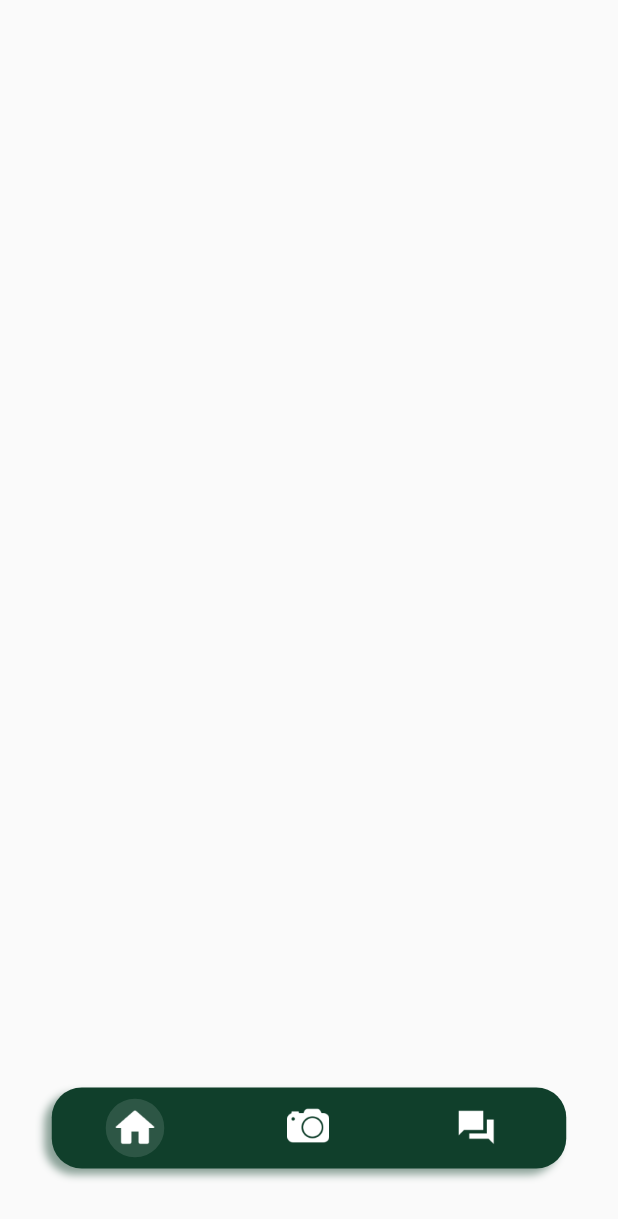
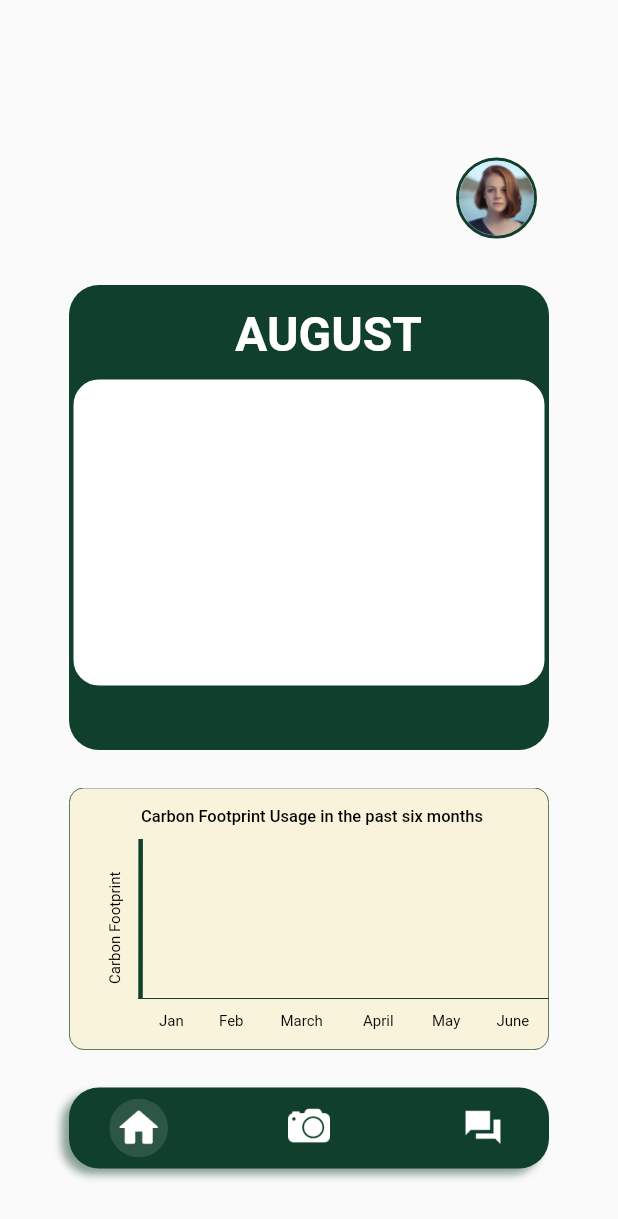
Before and after one commit to greenify-app/Greenify, a Flutter app: the screen it shows once a user with an empty profile is signed in, on a phone screen of 412 x 824 dp. Shown: the top 1219 px of the screen. Run offline on Flutter 3.47's test engine with Material 2 defaults, Android fonts, the phone set to English and light mode, and no system bars; our stand-ins replace firebase_auth, firebase_core, google_sign_in; accounts and stored records are empty; network calls fail; Roboto replaces fonts that are missing (Montserrat).

Commit message:
More stlyling and templates added for future development

```diff
--- a/lib/home.dart
+++ b/lib/home.dart
@@ -1,6 +1,9 @@
 import 'package:flutter/material.dart';
 import 'package:greenify/auth.dart';
 import 'package:firebase_auth/firebase_auth.dart';
+import 'package:greenify/widgets/account_icon.dart';
+import 'package:greenify/widgets/data_frame.dart';
+import 'package:greenify/widgets/monthly_data.dart';
 import 'package:greenify/widgets/navbar.dart';
 
 class HomePage extends StatelessWidget {
@@ -34,6 +37,12 @@ class HomePage extends StatelessWidget {
               crossAxisAlignment: CrossAxisAlignment.center,
               mainAxisAlignment: MainAxisAlignment.end,
               children: [
+                AccountIcon(),
+                SizedBox(height: 25),
+                DataFrame(),
+                SizedBox(height: 25),
+                MonthlyDataAnalysis(),
+                SizedBox(height: 25),
                 NavBar(),
                 SizedBox(height: 45),
                 ],
--- /dev/null
+++ b/lib/myaccount.dart
@@ -0,0 +1,12 @@
+import 'package:flutter/material.dart';
+
+class MyAccount extends StatelessWidget {
+  const MyAccount({super.key});
+
+  @override
+  Widget build(BuildContext context) {
+    return MaterialApp(
+      home: Scaffold()
+    );
+  }
+}
--- /dev/null
+++ b/lib/widgets/account_icon.dart
@@ -0,0 +1,59 @@
+import 'package:flutter/material.dart';
+import 'package:greenify/myaccount.dart';
+
+class AccountIcon extends StatelessWidget {
+  const AccountIcon({Key? key});
+
+  @override
+  Widget build(BuildContext context) {
+    return TextButton(
+      onPressed: () {
+        Navigator.push(context, MaterialPageRoute(builder: (context) => MyAccount()));
+      },
+      child: Padding(
+        padding: const EdgeInsets.fromLTRB(250, 0, 0, 0),
+        child: Container(
+        width: 50,
+        height: 50,
+        child: Stack(
+          children: [
+        Positioned(
+          left: 0,
+          top: 0,
+          child: Container(
+            width: 50,
+            height: 50,
+            decoration: ShapeDecoration(
+              color: Color(0xFFD9D9D9),
+              shape: OvalBorder(
+                side: BorderSide(
+                  width: 2,
+                  strokeAlign: BorderSide.strokeAlignOutside,
+                  color: Color(0xFF103F2B),
+                ),
+              ),
+            ),
+          ),
+        ),
+        Positioned(
+          left: 0,
+          top: 0,
+          child: Container(
+            width: 50,
+            height: 50,
+            decoration: ShapeDecoration(
+              image: DecorationImage(
+                image: AssetImage('assets/kim.png'),
+                fit: BoxFit.fill,
+              ),
+              shape: OvalBorder(),
+            ),
+          ),
+        ),
+          ],
+        ),
+      ),
+      )
+    );
+  }
+}
--- /dev/null
+++ b/lib/widgets/data_frame.dart
@@ -0,0 +1,131 @@
+import 'package:flutter/material.dart';
+
+class DataFrame extends StatelessWidget {
+  @override
+  Widget build(BuildContext context) {
+    return Column(
+      children: [
+        Container(
+          width: 320,
+          height: 310,
+          clipBehavior: Clip.antiAlias,
+          decoration: BoxDecoration(),
+          child: Stack(
+            children: [
+              Positioned(
+                left: 0,
+                top: 0,
+                child: Container(
+                  width: 320,
+                  height: 310,
+                  decoration: ShapeDecoration(
+                    color: Color(0xFF103F2B),
+                    shape: RoundedRectangleBorder(
+                      borderRadius: BorderRadius.circular(20),
+                    ),
+                  ),
+                ),
+              ),
+              Positioned(
+                left: 0,
+                top: 60,
+                child: Container(
+                  height: 210,
+                  clipBehavior: Clip.antiAlias,
+                  decoration: BoxDecoration(),
+                  child: Row(
+                    mainAxisSize: MainAxisSize.min,
+                    mainAxisAlignment: MainAxisAlignment.end,
+                    crossAxisAlignment: CrossAxisAlignment.start,
+                    children: [
+                      Container(
+                        width: 320,
+                        height: double.infinity,
+                        child: Row(
+                          mainAxisSize: MainAxisSize.min,
+                          mainAxisAlignment: MainAxisAlignment.center,
+                          crossAxisAlignment: CrossAxisAlignment.center,
+                          children: [
+                            Container(
+                              width: 320,
+                              height: 210,
+                              child: Stack(
+                                children: [
+                                  Positioned(
+                                    left: 0,
+                                    top: 0,
+                                    child: Container(
+                                      width: 320,
+                                      height: 210,
+                                      decoration: ShapeDecoration(
+                                        color: Colors.white,
+                                        shape: RoundedRectangleBorder(
+                                          side: BorderSide(width: 3, color: Color(0xFF103F2B)),
+                                          borderRadius: BorderRadius.circular(20),
+                                        ),
+                                      ),
+                                    ),
+                                  ),
+                                  Positioned(
+                                    left: 0,
+                                    top: 210,
+                                    child: Container(
+                                      width: 40,
+                                      height: 5,
+                                      decoration: ShapeDecoration(
+                                        color: Color(0xFF103F2B),
+                                        shape: RoundedRectangleBorder(
+                                          borderRadius: BorderRadius.circular(20),
+                                        ),
+                                      ),
+                                    ),
+                                  ),
+                                  Positioned(
+                                    left: 98,
+                                    top: 210,
+                                    child: Container(
+                                      width: 10,
+                                      height: 5,
+                                      decoration: ShapeDecoration(
+                                        color: Color(0xFF103F2B),
+                                        shape: RoundedRectangleBorder(
+                                          borderRadius: BorderRadius.circular(20),
+                                        ),
+                                      ),
+                                    ),
+                                  ),
+                                ],
+                              ),
+                            ),
+                          ],
+                        ),
+                      ),
+                    ],
+                  ),
+                ),
+              ),
+              Positioned(
+                left: 93,
+                top: 14,
+                child: SizedBox(
+                  width: 160,
+                  height: 37,
+                  child: Text(
+                    'AUGUST',
+                    textAlign: TextAlign.center,
+                    style: TextStyle(
+                      color: Colors.white,
+                      fontSize: 32,
+                      fontFamily: 'Montserrat',
+                      fontWeight: FontWeight.w700,
+                    ),
+                  ),
+                ),
+              ),
+            ],
+          ),
+        ),
+      ],
+    );
+  }
+}
--- /dev/null
+++ b/lib/widgets/monthly_data.dart
@@ -0,0 +1,197 @@
+import 'package:flutter/material.dart';
+
+
+class MonthlyDataAnalysis extends StatelessWidget {
+  @override
+  Widget build(BuildContext context) {
+    return Column(
+      children: [
+        Container(
+          width: 320,
+          height: 175,
+          child: Stack(
+            children: [
+              Positioned(
+                left: 0,
+                top: 0,
+                child: Container(
+                  width: 320,
+                  height: 175,
+                  decoration: ShapeDecoration(
+                    color: Color(0xFFF9F3DB),
+                    shape: RoundedRectangleBorder(
+                      side: BorderSide(width: 0.50, color: Color(0xFF103F2B)),
+                      borderRadius: BorderRadius.circular(10),
+                    ),
+                  ),
+                ),
+              ),
+              Positioned(
+                left: 60,
+                top: 150,
+                child: Text(
+                  'Jan',
+                  textAlign: TextAlign.center,
+                  style: TextStyle(
+                    color: Colors.black,
+                    fontSize: 10,
+                    fontFamily: 'Montserrat',
+                    fontWeight: FontWeight.w400,
+                  ),
+                ),
+              ),
+              Positioned(
+                left: 25,
+                top: 131,
+                child: Transform(
+                  transform: Matrix4.identity()..translate(0.0, 0.0)..rotateZ(-1.57),
+                  child: Text(
+                    'Carbon Footprint',
+                    textAlign: TextAlign.center,
+                    style: TextStyle(
+                      color: Colors.black,
+                      fontSize: 10,
+                      fontFamily: 'Montserrat',
+                      fontWeight: FontWeight.w400,
+                    ),
+                  ),
+                ),
+              ),
+              Positioned(
+                left: 48,
+                top: 13,
+                child: Text(
+                  'Carbon Footprint Usage in the past six months',
+                  textAlign: TextAlign.center,
+                  style: TextStyle(
+                    color: Colors.black,
+                    fontSize: 11,
+                    fontFamily: 'Montserrat',
+                    fontWeight: FontWeight.w500,
+                  ),
+                ),
+              ),
+              Positioned(
+                left: 100,
+                top: 150,
+                child: Text(
+                  'Feb',
+                  textAlign: TextAlign.center,
+                  style: TextStyle(
+                    color: Colors.black,
+                    fontSize: 10,
+                    fontFamily: 'Montserrat',
+                    fontWeight: FontWeight.w400,
+                  ),
+                ),
+              ),
+              Positioned(
+                left: 141,
+                top: 150,
+                child: Text(
+                  'March',
+                  textAlign: TextAlign.center,
+                  style: TextStyle(
+                    color: Colors.black,
+                    fontSize: 10,
+                    fontFamily: 'Montserrat',
+                    fontWeight: FontWeight.w400,
+                  ),
+                ),
+              ),
+              Positioned(
+                left: 196,
+                top: 150,
+                child: Text(
+                  'April',
+                  textAlign: TextAlign.center,
+                  style: TextStyle(
+                    color: Colors.black,
+                    fontSize: 10,
+                    fontFamily: 'Montserrat',
+                    fontWeight: FontWeight.w400,
+                  ),
+                ),
+              ),
+              Positioned(
+                left: 242,
+                top: 150,
+                child: Text(
+                  'May',
+                  textAlign: TextAlign.center,
+                  style: TextStyle(
+                    color: Colors.black,
+                    fontSize: 10,
+                    fontFamily: 'Montserrat',
+                    fontWeight: FontWeight.w400,
+                  ),
+                ),
+              ),
+              Positioned(
+                left: 285,
+                top: 150,
+                child: Text(
+                  'June',
+                  textAlign: TextAlign.center,
+                  style: TextStyle(
+                    color: Colors.black,
+                    fontSize: 10,
+                    fontFamily: 'Montserrat',
+                    fontWeight: FontWeight.w400,
+                  ),
+                ),
+              ),
+              Positioned(
+                left: 46,
+                top: 34,
+                child: Container(
+                  width: 278,
+                  height: 107,
+                  child: Stack(
+                    children: [
+                      Positioned(
+                        left: 0.93,
+                        top: 106.12,
+                        child: Transform(
+                          transform: Matrix4.identity()..translate(0.0, 0.0)..rotateZ(-1.57),
+                          child: Container(
+                            width: 106.12,
+                            decoration: ShapeDecoration(
+                              shape: RoundedRectangleBorder(
+                                side: BorderSide(
+                                  width: 1.50,
+                                  strokeAlign: BorderSide.strokeAlignCenter,
+                                  color: Color(0xFF103F2B),
+                                ),
+                              ),
+                            ),
+                          ),
+                        ),
+                      ),
+                      Positioned(
+                        left: 0,
+                        top: 107,
+                        child: Container(
+                          width: 278,
+                          decoration: ShapeDecoration(
+                            shape: RoundedRectangleBorder(
+                              side: BorderSide(
+                                width: 1.50,
+                                strokeAlign: BorderSide.strokeAlignCenter,
+                                color: Color(0xFF103F2B),
+                              ),
+                            ),
+                          ),
+                        ),
+                      ),
+                    ],
+                  ),
+                ),
+              ),
+            ],
+          ),
+        ),
+      ],
+    );
+  }
+}
--- a/lib/widgets/navbar.dart
+++ b/lib/widgets/navbar.dart
@@ -7,7 +7,7 @@ class NavBar extends StatelessWidget {
   @override
   Widget build(BuildContext context) {
     return Container(
-      width: 343,
+      width: 320,
       height: 54,
       child: Stack(
         alignment: Alignment.center,
@@ -16,7 +16,7 @@ class NavBar extends StatelessWidget {
             left: 0,
             top: 0,
             child: Container(
-              width: 343,
+              width: 320,
               height: 54,
               decoration: ShapeDecoration(
                 color: Color(0xFF103F2B),
@@ -35,7 +35,7 @@ class NavBar extends StatelessWidget {
             ),
           ),
           Positioned(
-            left: 36,
+            left: 27,
             top: 7.5,
             child: GestureDetector(
               onTap: () {
@@ -72,7 +72,7 @@ class NavBar extends StatelessWidget {
             ),
           ),
           Positioned(
-            left: 157,
+            left: 146,
             top: 12,
             child: GestureDetector(
               onTap: () {
@@ -91,7 +91,7 @@ class NavBar extends StatelessWidget {
             ),
           ),
           Positioned(
-            left: 269,
+            left: 262,
             top: 12,
             child: GestureDetector(
               onTap: () {
--- a/pubspec.yaml
+++ b/pubspec.yaml
@@ -31,3 +31,7 @@ flutter:
     - assets/chat.png
     - assets/camera.png
     - assets/home.png
+    - assets/cooking.png
+    - assets/vehicle.png
+    - assets/travel.png
+    - assets/kim.png
```
Also changed, not shown: assets/cooking.png (added), assets/kim.png (added), assets/travel.png (added), assets/vehicle.png (added).
